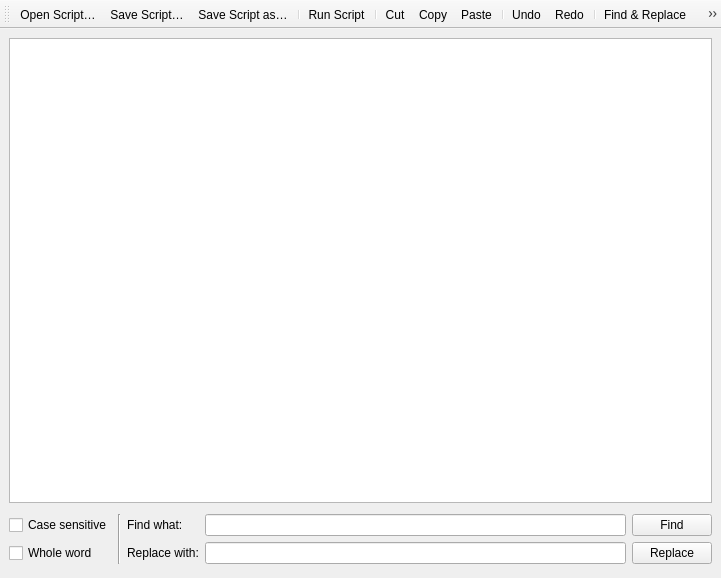
nextgis/nextgisqgis, file python/plugins/processing/ui/DlgScriptEditor.ui: the form before one commit.
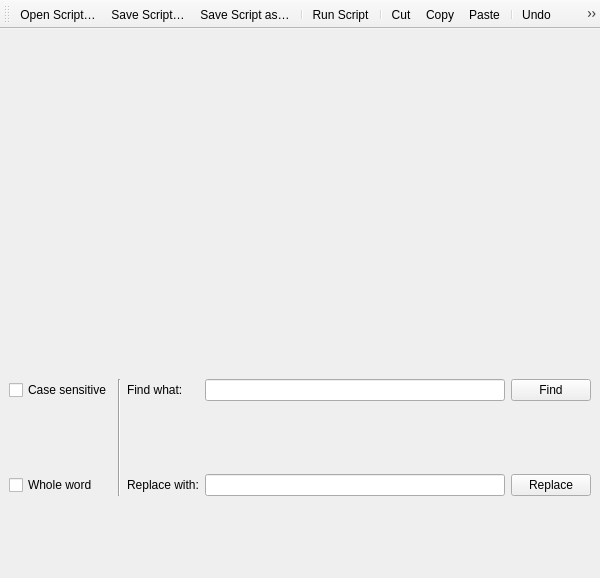
The form after the commit. Custom widgets are drawn as their Qt base class.

The edit to the form file:
```diff
--- a/python/plugins/processing/ui/DlgScriptEditor.ui
+++ b/python/plugins/processing/ui/DlgScriptEditor.ui
@@ -6,7 +6,7 @@
    <rect>
     <x>0</x>
     <y>0</y>
-    <width>721</width>
+    <width>600</width>
     <height>578</height>
    </rect>
   </property>
@@ -16,7 +16,7 @@
   <widget class="QWidget" name="centralwidget">
    <layout class="QGridLayout" name="gridLayout">
     <item row="0" column="0">
-     <widget class="ScriptEdit" name="editor"/>
+     <widget class="QWidget" name="editor_container"/>
     </item>
     <item row="1" column="0">
      <widget class="QWidget" name="searchWidget" native="true">
@@ -120,6 +120,8 @@
    <addaction name="separator"/>
    <addaction name="actionIncreaseFontSize"/>
    <addaction name="actionDecreaseFontSize"/>
+   <addaction name="separator"/>
+   <addaction name="actionToggleComment"/>
   </widget>
   <action name="actionOpenScript">
    <property name="text">
@@ -246,15 +248,16 @@
    <property name="text">
     <string>Find &amp;&amp; &amp;Replace</string>
    </property>
+   <property name="shortcut">
+    <string>Ctrl+F</string>
+   </property>
+  </action>
+  <action name="actionToggleComment">
+   <property name="text">
+    <string>Toggle Comment</string>
+   </property>
   </action>
  </widget>
- <customwidgets>
-  <customwidget>
-   <class>ScriptEdit</class>
-   <extends>QTextEdit</extends>
-   <header location="global">processing.script.ScriptEdit</header>
-  </customwidget>
- </customwidgets>
  <resources/>
  <connections/>
 </ui>
```
Left out of the diff: 3 changed lines with no effect on the pictures.
